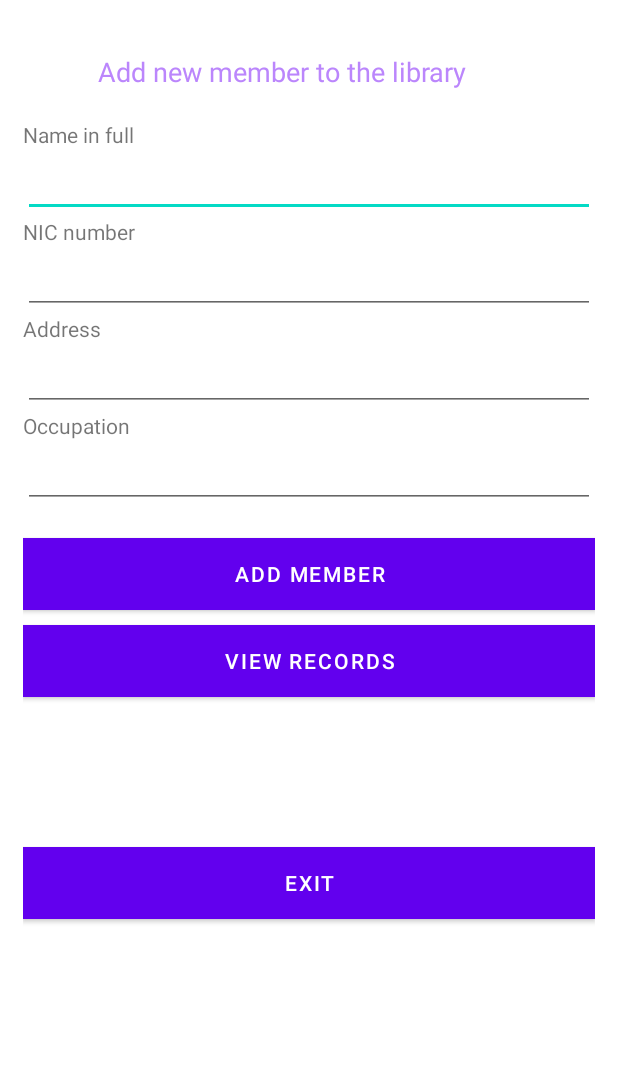
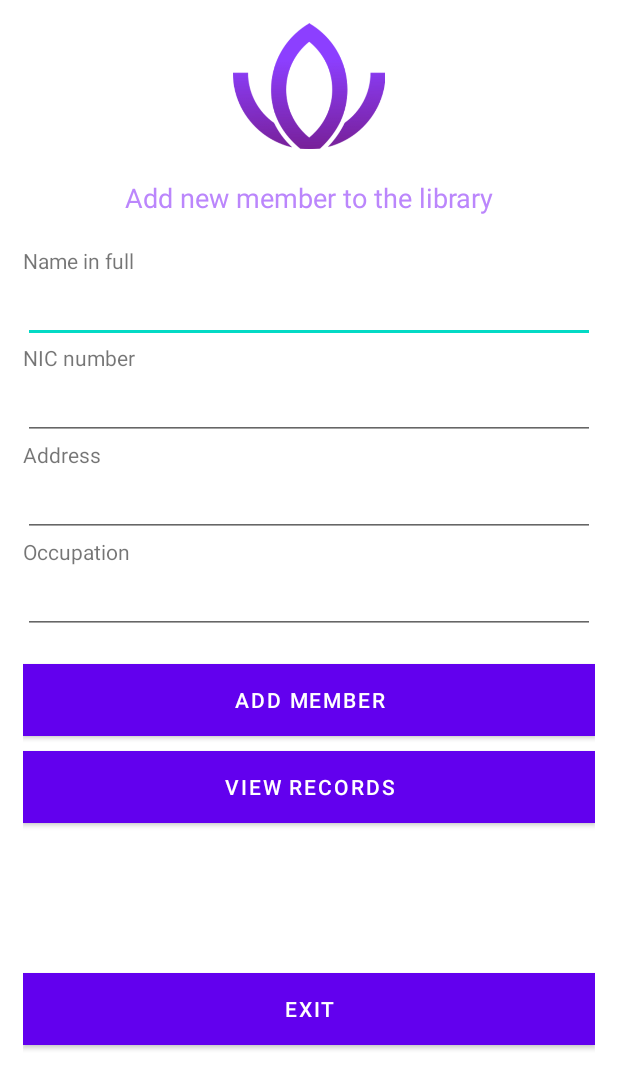
Before and after one commit to cybertronicEX/merged, an Android app: the layout activity_main.xml on its own in the app's theme, with its tools: preview values and no code run, on a phone screen of 412 x 824 dp. Shown: the top 1089 px of the screen. Run offline under Robolectric (Android 15) with nearby library versions, the phone set to English and light mode, and no system bars.

Commit message:
making it pretty

```diff
--- a/LibraySystem/app/src/main/java/com/example/lmsnew/ActualMain.java
+++ b/LibraySystem/app/src/main/java/com/example/lmsnew/ActualMain.java
@@ -10,6 +10,7 @@ import android.app.Activity;
 import android.app.ActivityManager;
 import android.content.Intent;
 import android.os.Bundle;
+import android.view.Window;
 
 import com.example.lmsnew.databinding.ActivityActualMainBinding;
 import com.example.lmsnew.databinding.ActivityMainBinding;
@@ -21,6 +22,8 @@ public class ActualMain extends AppCompatActivity {
     @Override
     protected void onCreate(Bundle savedInstanceState) {
         super.onCreate(savedInstanceState);
+        requestWindowFeature(Window.FEATURE_NO_TITLE);
+        getSupportActionBar().hide();
         binding = ActivityActualMainBinding.inflate(getLayoutInflater());
         setContentView(binding.getRoot());
         replaceFragment(new HomeFragment());
--- a/LibraySystem/app/src/main/java/com/example/lmsnew/MainActivity.java
+++ b/LibraySystem/app/src/main/java/com/example/lmsnew/MainActivity.java
@@ -5,6 +5,7 @@ import androidx.appcompat.app.AppCompatActivity;
 import android.content.Intent;
 import android.os.Bundle;
 import android.view.View;
+import android.view.Window;
 import android.widget.Button;
 import android.widget.EditText;
 import android.widget.Toast;
@@ -16,6 +17,8 @@ public class MainActivity extends AppCompatActivity {
     @Override
     protected void onCreate(Bundle savedInstanceState) {
         super.onCreate(savedInstanceState);
+        requestWindowFeature(Window.FEATURE_NO_TITLE);
+        getSupportActionBar().hide();
         setContentView(R.layout.activity_main);
         final EditText edit_name = findViewById(R.id.edit_name);
         final EditText edit_position= findViewById(R.id.edit_position);
--- a/LibraySystem/app/src/main/res/layout/activity_main.xml
+++ b/LibraySystem/app/src/main/res/layout/activity_main.xml
@@ -8,19 +8,22 @@
     android:padding="15dp"
     android:orientation="vertical">
 
-<!--    <ImageView-->
-<!--        android:layout_width="match_parent"-->
-<!--        android:layout_height="wrap_content"-->
+    <ImageView
+        android:layout_width="match_parent"
+        android:layout_height="84dp"
+        android:src="@drawable/elib_logo_only" />
 
     <TextView
-        android:layout_width="wrap_content"
+        android:layout_width="match_parent"
         android:layout_height="wrap_content"
         android:text="Add new member to the library"
         android:textSize="18dp"
+        android:gravity="center"
         android:textColor="@color/purple_200"
         android:layout_marginTop="20dp"
-        android:layout_marginBottom="20dp"
-        android:layout_marginLeft="50dp"/>
+        android:layout_marginBottom="20dp"/>
+
+
 
 
 
--- a/LibraySystem/app/src/main/res/layout/fragment_home.xml
+++ b/LibraySystem/app/src/main/res/layout/fragment_home.xml
@@ -13,6 +13,12 @@
         android:textSize="26dp"
         android:layout_gravity="center"/>
 
+    <ImageView
+        android:layout_width="242dp"
+        android:layout_height="137dp"
+        android:layout_gravity="center|top"
+        android:layout_margin="50dp"
+        android:src="@drawable/elib_logo" />
 <!--    <Button-->
 <!--        android:layout_width="match_parent"-->
 <!--        android:layout_height="wrap_content"-->
```
Also changed, not shown: LibraySystem/app/src/main/ic_launcher-playstore.png (added), LibraySystem/app/src/main/libimage-playstore.png (added), LibraySystem/app/src/main/res/drawable/elib_logo.png (added), LibraySystem/app/src/main/res/drawable/elib_logo_only.png (added), 1 other file.
